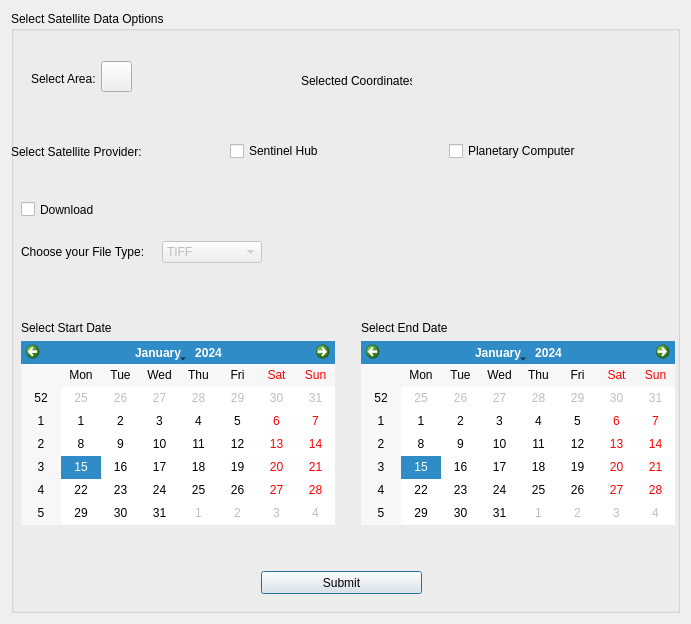
Old version of the form sathub_ai_dialog_base.ui in the repository theokretz/SatHubAI.
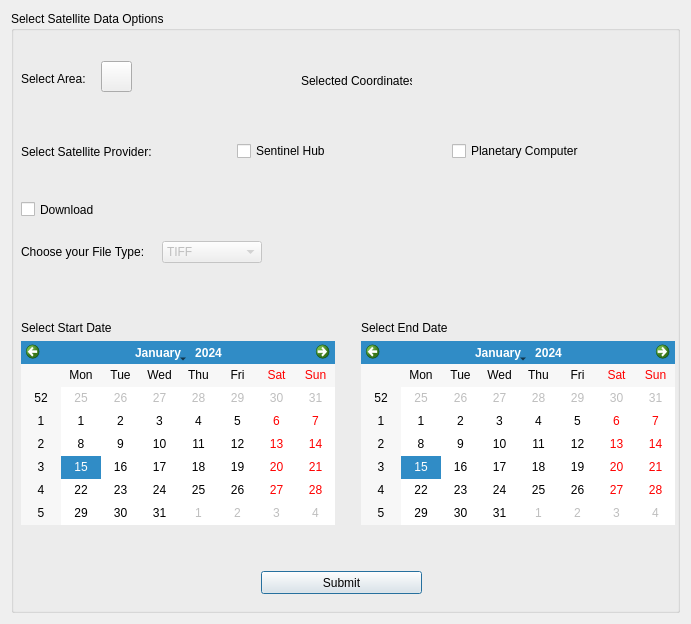
New version of the form. Icons and pictures are not drawn. Custom widgets are drawn as their Qt base class.

Commit message: v2 small plugin interface change

Patch:
```diff
--- a/sathub_ai_dialog_base.ui
+++ b/sathub_ai_dialog_base.ui
@@ -51,7 +51,7 @@
      <widget class="QLabel" name="label_4">
       <property name="geometry">
        <rect>
-        <x>20</x>
+        <x>10</x>
         <y>60</y>
         <width>121</width>
         <height>16</height>
@@ -189,9 +189,9 @@
      <widget class="QWidget" name="horizontalLayoutWidget">
       <property name="geometry">
        <rect>
-        <x>0</x>
+        <x>10</x>
         <y>120</y>
-        <width>651</width>
+        <width>641</width>
         <height>41</height>
        </rect>
       </property>
```
